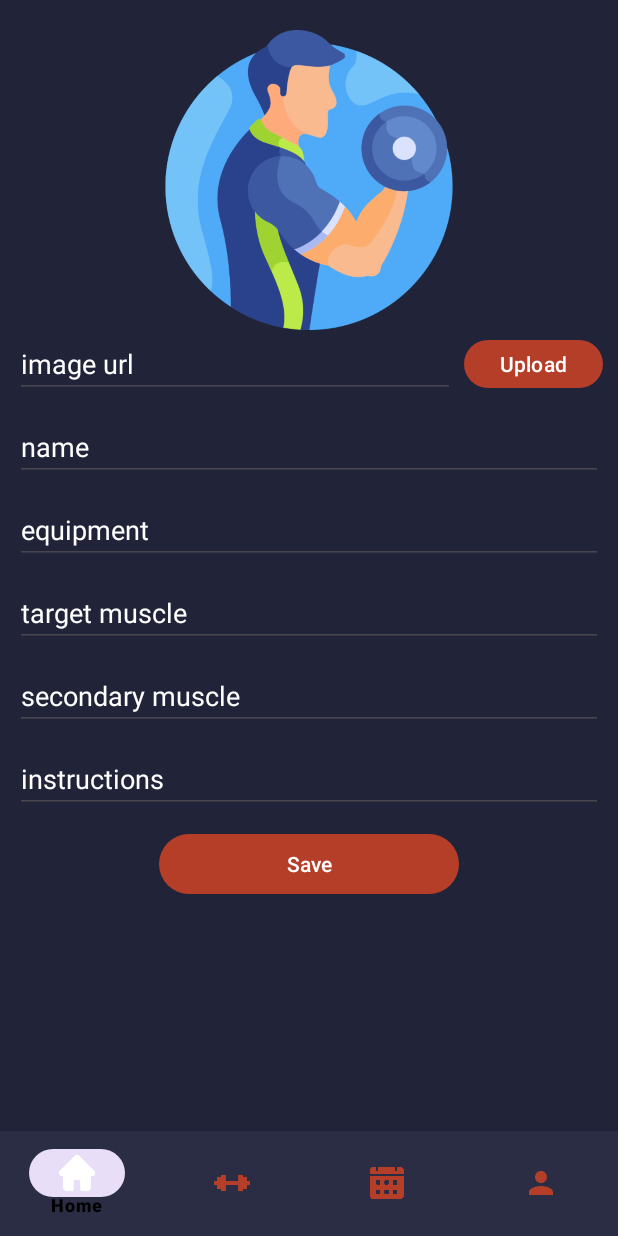
After one commit to Azro08/PersonalTrainignApp, an Android app: the CreateExerciseFragment screen opened through its navigation route, on a phone screen of 412 x 824 dp. The commit adds this screen. Run offline under Robolectric (Android 15) with nearby library versions, the phone set to English and light mode, and no system bars; our stand-ins replace Dagger/Hilt's generated code, navigation-ui; libraries missing offline, so code that uses them is left out: by.kirich1409.viewbindingdelegate; pictures from the network do not load; 9 statements that could not run were skipped.

Commit message:
create exercise

```diff
--- a/app/src/main/java/com/example/personaltrainignapp/presentation/exercises/ExerciseListFragment.kt
+++ b/app/src/main/java/com/example/personaltrainignapp/presentation/exercises/ExerciseListFragment.kt
@@ -39,6 +39,10 @@ class ExerciseListFragment : Fragment(R.layout.fragment_exercise_list) {
             binding.swipeRefreshLayout.isRefreshing = false
         }
         search()
+
+        binding.imageButtonAddExercise.setOnClickListener {
+            findNavController().navigate(R.id.nav_exercises_create)
+        }
     }
 
     private fun search() {
--- /dev/null
+++ b/app/src/main/res/drawable/add_icon.xml
@@ -0,0 +1,5 @@
+<vector xmlns:android="http://schemas.android.com/apk/res/android" android:height="24dp" android:tint="#B53E28" android:viewportHeight="24" android:viewportWidth="24" android:width="24dp">
+
+    <path android:fillColor="@android:color/white" android:pathData="M19,13h-6v6h-2v-6H5v-2h6V5h2v6h6v2z"/>
+
+</vector>
--- /dev/null
+++ b/app/src/main/res/layout/fragment_create_exercise.xml
@@ -0,0 +1,113 @@
+<?xml version="1.0" encoding="utf-8"?>
+<LinearLayout xmlns:android="http://schemas.android.com/apk/res/android"
+    android:orientation="vertical"
+    xmlns:tools="http://schemas.android.com/tools"
+    android:layout_width="match_parent"
+    android:layout_height="match_parent"
+    android:background="@color/dark_blue"
+    android:padding="10dp"
+    tools:context=".presentation.create_exercise.CreateExerciseFragment">
+
+    <ImageView
+        android:id="@+id/imageViewNewExerciseImage"
+        android:layout_width="200dp"
+        android:layout_height="200dp"
+        android:layout_gravity="center"
+        android:background="@drawable/fitness"
+        android:layout_marginTop="10dp"
+        android:contentDescription="@string/exercise" />
+
+    <LinearLayout
+        android:layout_width="match_parent"
+        android:layout_height="wrap_content"
+        android:orientation="horizontal">
+
+        <EditText
+            android:id="@+id/editTextImageUrl"
+            android:layout_width="0dp"
+            android:layout_height="wrap_content"
+            android:layout_weight="1"
+            android:textColor="@color/white"
+            android:textColorHint="@color/white"
+            android:hint="@string/image_url"
+            android:layout_marginEnd="6dp"/>
+
+        <Button
+            android:id="@+id/buttonUploadImage"
+            android:layout_width="wrap_content"
+            android:layout_height="40dp"
+            android:layout_gravity="center"
+            android:textColor="@color/white"
+            android:text="@string/upload"/>
+
+    </LinearLayout>
+
+    <EditText
+        android:id="@+id/editTextExerciseName"
+        android:layout_width="match_parent"
+        android:layout_height="wrap_content"
+        android:hint="@string/name"
+        android:textColorHint="@color/white"
+        android:textColor="@color/white"
+        android:layout_marginTop="10dp"
+        android:inputType="text" />
+
+    <EditText
+        android:id="@+id/editTextExerciseEquipment"
+        android:layout_width="match_parent"
+        android:layout_height="wrap_content"
+        android:hint="@string/equipment"
+        android:textColorHint="@color/white"
+        android:textColor="@color/white"
+        android:layout_marginTop="10dp"
+        android:inputType="text" />
+
+    <EditText
+        android:id="@+id/editTextExerciseTargetMuscle"
+        android:layout_width="match_parent"
+        android:layout_height="wrap_content"
+        android:hint="@string/target_muscle"
+        android:textColorHint="@color/white"
+        android:textColor="@color/white"
+        android:layout_marginTop="10dp"
+        android:inputType="text" />
+
+    <EditText
+        android:id="@+id/editTextExerciseSecondary"
+        android:layout_width="match_parent"
+        android:layout_height="wrap_content"
+        android:hint="@string/secondary_muscle"
+        android:textColorHint="@color/white"
+        android:textColor="@color/white"
+        android:layout_marginTop="10dp"
+        android:inputType="text" />
+
+    <EditText
+        android:id="@+id/editTextExerciseInstructions"
+        android:layout_width="match_parent"
+        android:layout_height="wrap_content"
+        android:hint="@string/instructions"
+        android:textColorHint="@color/white"
+        android:textColor="@color/white"
+        android:layout_marginTop="10dp"
+        android:inputType="text" />
+
+    <Button
+        android:id="@+id/buttonSaveExercise"
+        android:layout_width="200dp"
+        android:layout_height="wrap_content"
+        android:textColor="@color/white"
+        android:text="@string/save"
+        android:layout_marginTop="10dp"
+        android:layout_gravity="center"/>
+
+    <ImageView
+        android:id="@+id/imageViewLoadingGif"
+        android:layout_width="50dp"
+        android:layout_height="50dp"
+        android:layout_gravity="center"
+        android:background="@drawable/loading_gif"
+        android:visibility="gone"
+        android:importantForAccessibility="no" />
+
+</LinearLayout>
--- a/app/src/main/res/navigation/nav_graph.xml
+++ b/app/src/main/res/navigation/nav_graph.xml
@@ -18,6 +18,9 @@
         <action
             android:id="@+id/nav_exercise_to_details"
             app:destination="@id/exerciseDetailsFragment" />
+        <action
+            android:id="@+id/nav_exercises_create"
+            app:destination="@id/createExerciseFragment" />
     </fragment>
     <fragment
         android:id="@+id/calendarFragment"
@@ -56,4 +59,9 @@
         android:name="com.example.personaltrainignapp.presentation.start_exercise.StartExerciseFragment"
         android:label="fragment_start_exercise"
         tools:layout="@layout/fragment_start_exercise" />
+    <fragment
+        android:id="@+id/createExerciseFragment"
+        android:name="com.example.personaltrainignapp.presentation.create_exercise.CreateExerciseFragment"
+        android:label="fragment_create_exercise"
+        tools:layout="@layout/fragment_create_exercise" />
 </navigation>
--- a/app/src/main/res/values/strings.xml
+++ b/app/src/main/res/values/strings.xml
@@ -38,4 +38,7 @@
     <string name="workout_image">workout image</string>
     <string name="weights_kg">Weights(kg)</string>
     <string name="reps">Reps</string>
+    <string name="image_url">image url</string>
+    <string name="upload">Upload</string>
+    <string name="add_exercise">Add exercise</string>
 </resources>
```
Also changed, not shown: app/src/main/java/com/example/personaltrainignapp/data/repository/ExercisesRepository.kt (+34 -2 lines), app/src/main/java/com/example/personaltrainignapp/presentation/create_exercise/CreateExerciseFragment.kt (added, +90 -0 lines), app/src/main/java/com/example/personaltrainignapp/presentation/create_exercise/CreateExerciseViewModel.kt (added, +29 -0 lines), app/src/main/res/layout/fragment_exercise_list.xml (+12 -0 lines), app/src/main/res/drawable/fitness.png (added), app/src/main/res/drawable/loading_gif.gif.
